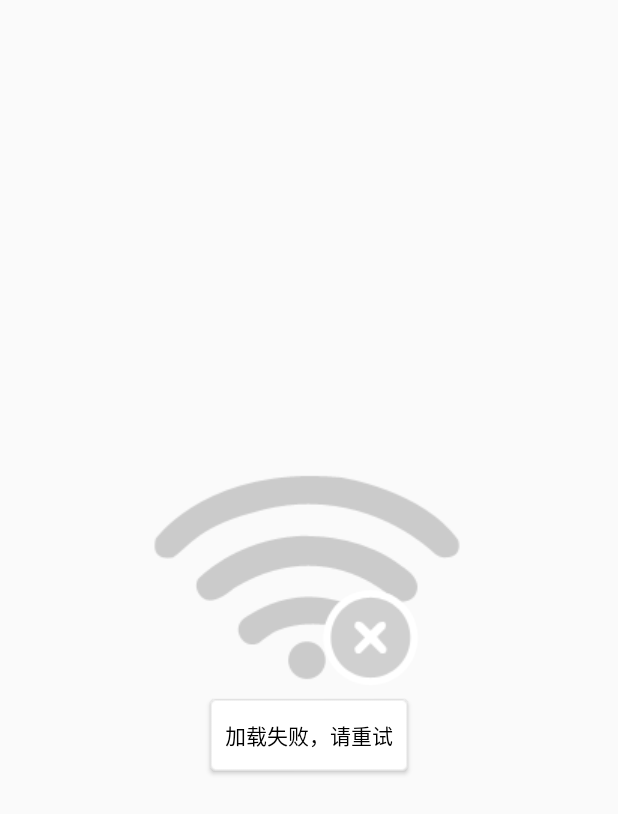
After one commit to qiangzhouliang/GooglePlay, an Android app: the layout page_error.xml on its own in the app's theme, with its tools: preview values and no code run, on a phone screen of 412 x 824 dp. The commit adds this screen. Shown: the top 814 px of the screen. Run offline under Robolectric (Android 15) with nearby library versions, the phone set to English and light mode, and no system bars.

Commit message:
根据当前状态判断这三个布局只显示一个

```diff
--- /dev/null
+++ b/app/src/main/res/drawable/btn_load_error_selecter.xml
@@ -0,0 +1,5 @@
+<?xml version="1.0" encoding="utf-8"?>
+<selector xmlns:android="http://schemas.android.com/apk/res/android">
+    <item android:drawable="@drawable/btn_pressed" android:state_pressed="true"/>
+    <item android:drawable="@drawable/btn_normal"/>
+</selector>
--- /dev/null
+++ b/app/src/main/res/layout/page_error.xml
@@ -0,0 +1,25 @@
+<?xml version="1.0" encoding="utf-8"?>
+<LinearLayout
+    xmlns:android="http://schemas.android.com/apk/res/android"
+    android:layout_width="match_parent"
+    android:layout_height="match_parent"
+    android:orientation="vertical"
+    android:gravity="center">
+
+    <ImageView
+        android:id="@+id/imageView"
+        android:layout_width="wrap_content"
+        android:layout_height="wrap_content"
+        android:src="@drawable/ic_error_page"/>
+
+    <Button
+        android:layout_width="wrap_content"
+        android:layout_height="wrap_content"
+        android:text="加载失败，请重试"
+        android:paddingLeft="10dp"
+        android:paddingRight="10dp"
+        android:layout_marginTop="5dp"
+        android:textColor="#000"
+        android:id="@+id/button"
+        android:background="@drawable/btn_load_error_selecter"/>
+</LinearLayout>
```
Also changed, not shown: app/src/main/java/com/example/qzl/googleplay/ui/view/LoadingPage.java (+29 -1 lines), app/src/main/res/layout/page_empty.xml (added, +24 -0 lines).
